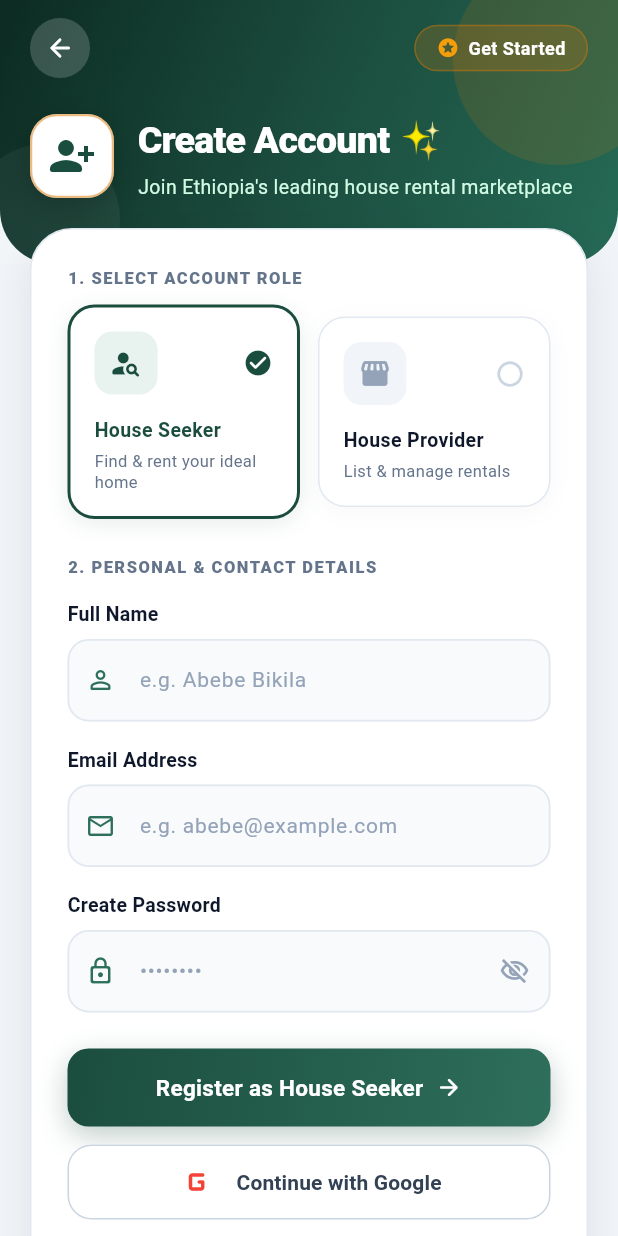
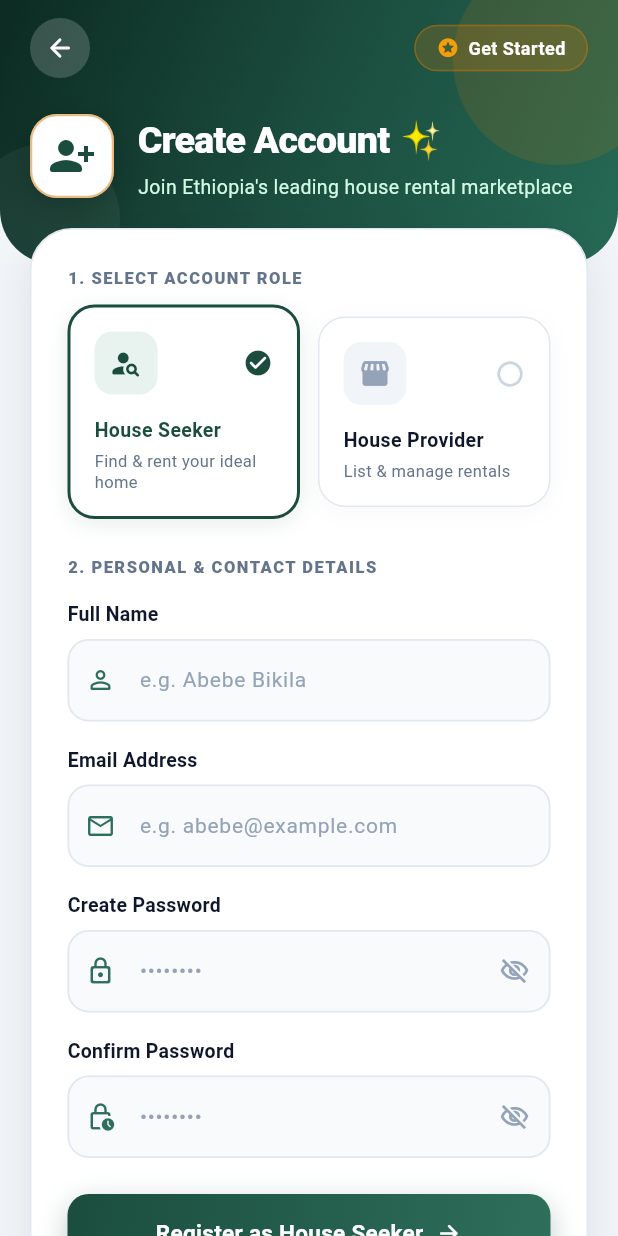
Before and after one commit to wabitana/EthiopianHouseRentalPlatformWebsite, a Flutter app: the RegisterScreen screen opened directly, on a phone screen of 412 x 824 dp. Run offline on Flutter 3.47's test engine with Material 3 defaults, Android fonts, the phone set to English and light mode, and no system bars; our stand-ins replace flutter_map, flutter_secure_storage, geolocator, google_fonts, google_sign_in, image_picker and 3 more; missing offline and left inert: dart:js_interop; accounts and stored records are empty; network calls fail.

Commit message:
feat(mobile): add confirm password field and fix register error handling
- Added Confirm Password text field and match validation in RegisterScreen to prevent user registration password typos.
- Fixed AuthProvider error handling to surface exact server exceptions (e.g. email already registered) instead of generic hardcoded fallback text.
- Ensured live HTTP API integration between Mobile app and Express/PostgreSQL backend.

```diff
--- a/mobile/lib/features/auth/providers/auth_provider.dart
+++ b/mobile/lib/features/auth/providers/auth_provider.dart
@@ -153,7 +153,10 @@ class AuthProvider extends ChangeNotifier {
       notifyListeners();
       return true;
     } catch (e) {
-      _errorMessage = 'Failed to register account';
+      final msg = e.toString();
+      _errorMessage = msg.startsWith('Exception: ')
+          ? msg.replaceFirst('Exception: ', '')
+          : (msg.isEmpty ? 'Failed to register account' : msg);
       _isLoading = false;
       notifyListeners();
       return false;
--- a/mobile/lib/features/auth/screens/register_screen.dart
+++ b/mobile/lib/features/auth/screens/register_screen.dart
@@ -23,12 +23,24 @@ class _RegisterScreenState extends State<RegisterScreen> {
   final _phoneController = TextEditingController();
   final _emailController = TextEditingController();
   final _passwordController = TextEditingController();
+  final _confirmPasswordController = TextEditingController();
 
   UserRole _selectedRole = UserRole.seeker;
   bool _obscurePassword = true;
+  bool _obscureConfirmPassword = true;
 
   void _onRegister() async {
     if (_formKey.currentState!.validate()) {
+      if (_passwordController.text != _confirmPasswordController.text) {
+        ScaffoldMessenger.of(context).showSnackBar(
+          const SnackBar(
+            content: Text('Passwords do not match! Please verify your password.'),
+            backgroundColor: Colors.red,
+          ),
+        );
+        return;
+      }
+
       final authProvider = context.read<AuthProvider>();
       final success = await authProvider.register(
         name: _nameController.text.trim(),
@@ -80,6 +92,7 @@ class _RegisterScreenState extends State<RegisterScreen> {
     _phoneController.dispose();
     _emailController.dispose();
     _passwordController.dispose();
+    _confirmPasswordController.dispose();
     super.dispose();
   }
 
@@ -375,6 +388,32 @@ class _RegisterScreenState extends State<RegisterScreen> {
                             return null;
                           },
                         ),
+                        const SizedBox(height: 16),
+
+                        CustomTextField(
+                          label: 'Confirm Password',
+                          hint: '••••••••',
+                          controller: _confirmPasswordController,
+                          obscureText: _obscureConfirmPassword,
+                          prefixIcon: Icons.lock_clock_outlined,
+                          suffixIcon: IconButton(
+                            icon: Icon(
+                              _obscureConfirmPassword ? Icons.visibility_off_outlined : Icons.visibility_outlined,
+                              color: AppColors.textMuted,
+                              size: 20,
+                            ),
+                            onPressed: () {
+                              setState(() {
+                                _obscureConfirmPassword = !_obscureConfirmPassword;
+                              });
+                            },
+                          ),
+                          validator: (val) {
+                            if (val == null || val.isEmpty) return 'Please confirm your password';
+                            if (val != _passwordController.text) return 'Passwords do not match';
+                            return null;
+                          },
+                        ),
 
                         if (authProvider.errorMessage != null) ...[
                           const SizedBox(height: 14),
```
